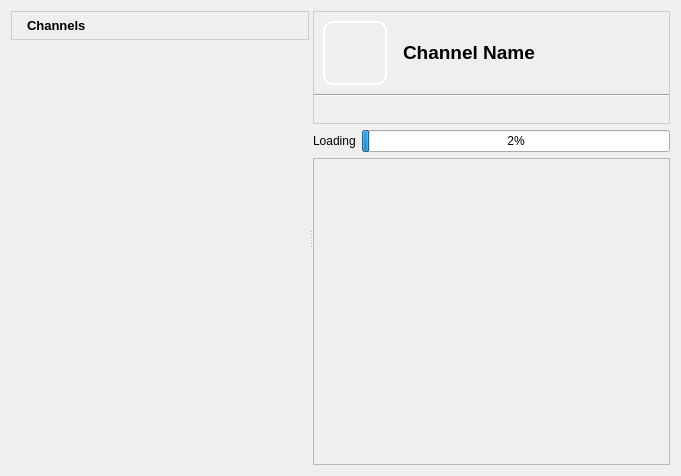
Above: retroshare-gui/src/gui/ChannelFeed.ui from RetroShare/RetroShare before the change. Below: the same form after it.
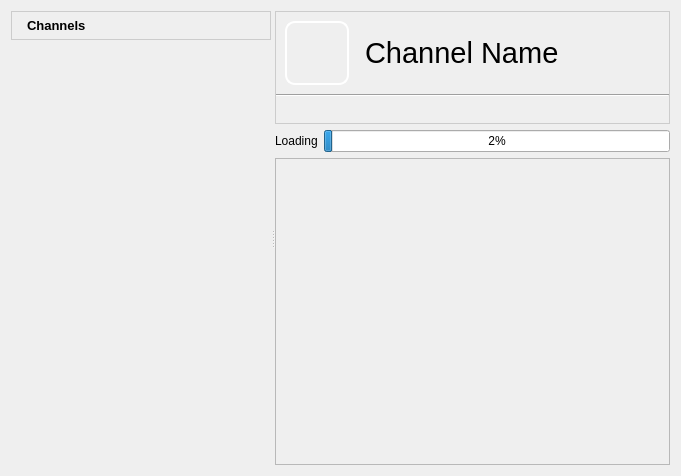
That is the form after the change. Icons and pictures are not drawn. Custom widgets are drawn as their Qt base class.

Commit message: Removed some unnecessary style sheets.

Patch:
```diff
--- a/retroshare-gui/src/gui/ChannelFeed.ui
+++ b/retroshare-gui/src/gui/ChannelFeed.ui
@@ -139,8 +139,34 @@
             </property>
            </spacer>
           </item>
+          <item row="0" column="4">
+           <widget class="QToolButton" name="newChannelButton">
+            <property name="enabled">
+             <bool>true</bool>
+            </property>
+            <property name="focusPolicy">
+             <enum>Qt::NoFocus</enum>
+            </property>
+            <property name="toolTip">
+             <string>Create Channel</string>
+            </property>
+            <property name="icon">
+             <iconset resource="images.qrc">
+              <normaloff>:/images/add_channel24.png</normaloff>:/images/add_channel24.png</iconset>
+            </property>
+            <property name="iconSize">
+             <size>
+              <width>24</width>
+              <height>16</height>
+             </size>
+            </property>
+            <property name="autoRaise">
+             <bool>true</bool>
+            </property>
+           </widget>
+          </item>
           <item row="0" column="3">
-           <widget class="QPushButton" name="displayButton">
+           <widget class="QToolButton" name="displayButton">
             <property name="focusPolicy">
              <enum>Qt::NoFocus</enum>
             </property>
@@ -166,25 +192,14 @@
              <iconset resource="images.qrc">
               <normaloff>:/images/looknfeel.png</normaloff>:/images/looknfeel.png</iconset>
             </property>
-            <property name="flat">
-             <bool>true</bool>
+            <property name="iconSize">
+             <size>
+              <width>24</width>
+              <height>16</height>
+             </size>
             </property>
-           </widget>
-          </item>
-          <item row="0" column="4">
-           <widget class="QToolButton" name="newChannelButton">
-            <property name="enabled">
-             <bool>true</bool>
-            </property>
-            <property name="focusPolicy">
-             <enum>Qt::NoFocus</enum>
-            </property>
-            <property name="toolTip">
-             <string>Create Channel</string>
-            </property>
-            <property name="icon">
-             <iconset resource="images.qrc">
-              <normaloff>:/images/add_channel24.png</normaloff>:/images/add_channel24.png</iconset>
+            <property name="popupMode">
+             <enum>QToolButton::InstantPopup</enum>
             </property>
             <property name="autoRaise">
              <bool>true</bool>
@@ -260,21 +275,23 @@
             </item>
             <item row="0" column="1">
              <widget class="QLabel" name="nameLabel">
+              <property name="palette">
+               <palette>
+                <active/>
+                <inactive/>
+                <disabled/>
+               </palette>
+              </property>
               <property name="font">
                <font>
-                <weight>75</weight>
-                <bold>true</bold>
+                <family>Microsoft Sans Serif</family>
+                <pointsize>22</pointsize>
+                <weight>50</weight>
+                <bold>false</bold>
                </font>
               </property>
-              <property name="styleSheet">
-               <string notr="true"/>
-              </property>
               <property name="text">
-               <string notr="true">&lt;!DOCTYPE HTML PUBLIC &quot;-//W3C//DTD HTML 4.0//EN&quot; &quot;http://www.w3.org/TR/REC-html40/strict.dtd&quot;&gt;
-&lt;html&gt;&lt;head&gt;&lt;meta name=&quot;qrichtext&quot; content=&quot;1&quot; /&gt;&lt;style type=&quot;text/css&quot;&gt;
-p, li { white-space: pre-wrap; }
-&lt;/style&gt;&lt;/head&gt;&lt;body style=&quot; font-family:'DejaVu Sans'; font-size:9pt; font-weight:600; font-style:normal;&quot;&gt;
-&lt;p style=&quot; margin-top:0px; margin-bottom:0px; margin-left:0px; margin-right:0px; -qt-block-indent:0; text-indent:0px;&quot;&gt;&lt;span style=&quot; font-size:14pt;&quot;&gt;Channel Name&lt;/span&gt;&lt;/p&gt;&lt;/body&gt;&lt;/html&gt;</string>
+               <string notr="true">Channel Name</string>
               </property>
               <property name="scaledContents">
                <bool>true</bool>
```
Left out of the diff: 16 changed lines with no effect on the pictures. The commit also changes 14 other files.
